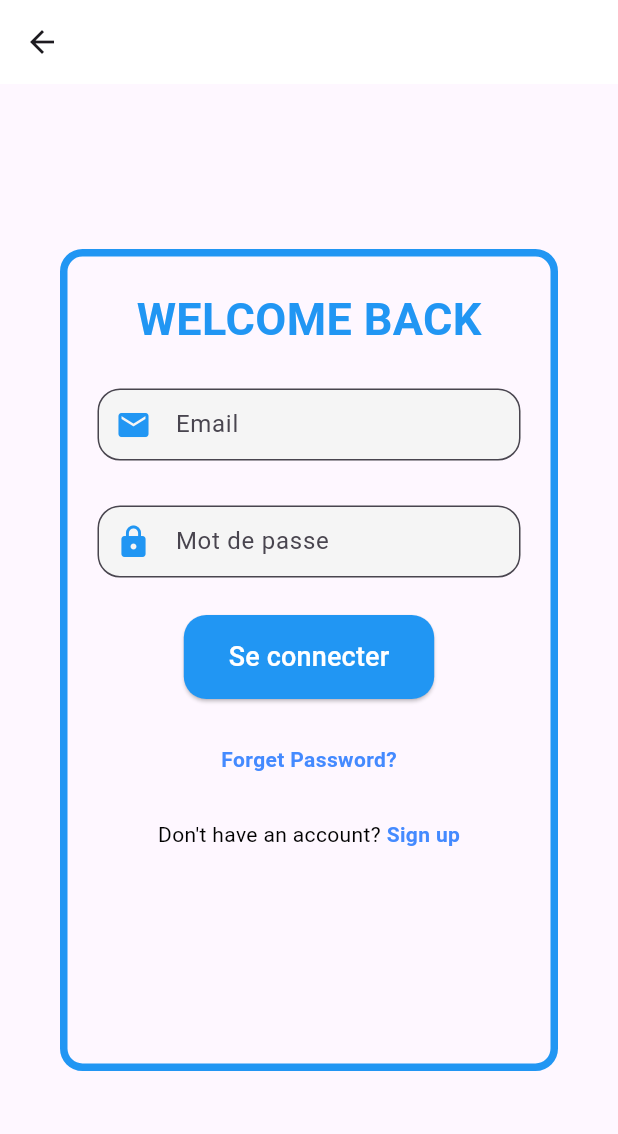
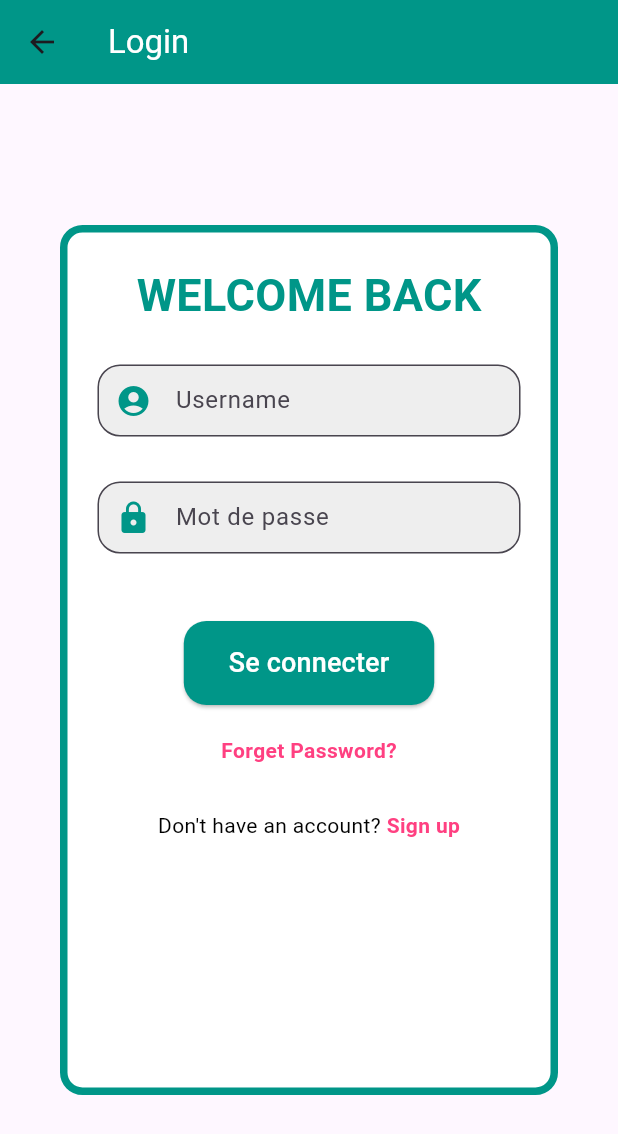
Before and after one commit to Moun-zir/TRANSFER-MONEY-PROJECT, a Flutter app: the LoginPage screen opened by its route, on a phone screen of 412 x 824 dp. Shown: the top 1134 px of the screen. Run offline on Flutter 3.47's test engine with Material 3 defaults, Android fonts, the phone set to English and light mode, and no system bars; Roboto replaces fonts that are missing (Roboto sans serif).

Commit message:
quelques mises à jour du code

```diff
--- a/lib/login_page.dart
+++ b/lib/login_page.dart
@@ -1,6 +1,4 @@
 import 'package:flutter/material.dart';
-
-// Assurez-vous d'avoir défini la classe `User` quelque part dans votre code ou l'importer correctement
 import 'package:transfermoneyproject/models/user.dart'; // Exemple d'importation pour User
 
 class LoginPage extends StatefulWidget {
@@ -12,29 +10,25 @@ class LoginPage extends StatefulWidget {
 }
 
 class LoginPageState extends State<LoginPage> {
-  final TextEditingController _emailController = TextEditingController();
+  final TextEditingController _usernameController = TextEditingController();
   final TextEditingController _passwordController = TextEditingController();
 
-  // Liste des utilisateurs
   final List<User> users = List.from(Users); // Assurez-vous que `Users` est bien défini.
 
   String errorMessage = ''; // Message d'erreur en cas de mauvaise connexion
 
-  // Fonction de connexion
   void _login() {
-    String email = _emailController.text;
+    String username = _usernameController.text;
     String password = _passwordController.text;
 
     final user = users.firstWhere(
-      (user) => user.email == email && user.password == password,
-      orElse: () => User(email: '', password: ''),
+      (user) => user.username == username && user.password == password,
+      orElse: () => User(username: '', password: ''),
     );
 
-    if (user.email.isNotEmpty) {
-      // Connexion réussie, rediriger vers la Todo List ou autre écran
+    if (user.username.isNotEmpty) {
       Navigator.pushNamed(context, '/home');
     } else {
-      // Connexion échouée
       setState(() {
         errorMessage = 'Identifiants incorrects';
       });
@@ -45,34 +39,34 @@ class LoginPageState extends State<LoginPage> {
   Widget build(BuildContext context) {
     return Scaffold(
       appBar: AppBar(
-        backgroundColor: Colors.white,
-        elevation: 0, // Pour enlever l'ombre de l'AppBar
+        backgroundColor: Colors.teal, // Couleur de l'AppBar en teal
+        title: const Text('Login', style: TextStyle(color: Colors.white)), // Couleur du titre
       ),
       body: Center(
         child: SizedBox(
-          width: 500, // Agrandissement de la taille du formulaire
-          height: 1100,
+          width: 500, // Taille du formulaire
+          height: 700,
           child: Padding(
-            padding: const EdgeInsets.symmetric(horizontal: 20, vertical: 90),
+            padding: const EdgeInsets.symmetric(horizontal: 20, vertical: 40),
             child: Column(
+              mainAxisAlignment: MainAxisAlignment.center, // Centrer verticalement
               children: [
-                // Colonne pour le formulaire
                 Expanded(
                   flex: 2,
                   child: Container(
                     margin: const EdgeInsets.all(20),
                     padding: const EdgeInsets.all(20),
                     decoration: BoxDecoration(
+                      color: Colors.white, // Fond blanc pour le formulaire
                       border: Border.all(
-                        color: Colors.blue, // Changer le violet en bleu
+                        color: Colors.teal, // Bordure en teal
                         width: 5,
                       ),
                       borderRadius: BorderRadius.circular(15),
                     ),
                     child: Column(
-                      crossAxisAlignment: CrossAxisAlignment.start,
+                      crossAxisAlignment: CrossAxisAlignment.stretch, // Étendre la colonne
                       children: [
-                        // Titre
                         const Center(
                           child: Text(
                             "WELCOME BACK",
@@ -80,28 +74,27 @@ class LoginPageState extends State<LoginPage> {
                               fontSize: 30,
                               fontWeight: FontWeight.bold,
                               fontFamily: "Roboto sans serif",
-                              color: Colors.blue, // Changer le violet en bleu
+                              color: Colors.teal, // Couleur du titre en teal
                             ),
                           ),
                         ),
                         const SizedBox(height: 25),
 
-                        // Champ Email avec icône
+                        // Champ Username avec icône
                         TextField(
-                          controller: _emailController,
+                          controller: _usernameController,
                           decoration: InputDecoration(
-                            labelText: 'Email',
+                            labelText: 'Username',
                             prefixIcon: const Icon(
-                              Icons.email,
-                              color: Colors.blue, // Changer le violet en bleu
+                              Icons.account_circle,
+                              color: Colors.teal, // Icône teal
                             ),
                             border: OutlineInputBorder(
                               borderRadius: BorderRadius.circular(15),
                             ),
                             filled: true,
-                            fillColor: Colors.grey[100],
-                            contentPadding:
-                                const EdgeInsets.symmetric(horizontal: 20),
+                            fillColor: Colors.grey[200], // Couleur de fond gris clair
+                            contentPadding: const EdgeInsets.symmetric(horizontal: 20),
                           ),
                         ),
                         const SizedBox(height: 30),
@@ -114,37 +107,39 @@ class LoginPageState extends State<LoginPage> {
                             labelText: 'Mot de passe',
                             prefixIcon: const Icon(
                               Icons.lock,
-                              color: Colors.blue, // Changer le violet en bleu
+                              color: Colors.teal, // Icône teal
                             ),
                             border: OutlineInputBorder(
                               borderRadius: BorderRadius.circular(15),
                             ),
                             filled: true,
-                            fillColor: Colors.grey[100],
-                            contentPadding:
-                                const EdgeInsets.symmetric(horizontal: 20),
+                            fillColor: Colors.grey[200],
+                            contentPadding: const EdgeInsets.symmetric(horizontal: 20),
                           ),
                         ),
                         const SizedBox(height: 25),
 
                         // Message d'erreur
                         if (errorMessage.isNotEmpty)
-                          Text(
-                            errorMessage,
-                            style: const TextStyle(color: Colors.red),
+                          Center(
+                            child: Text(
+                              errorMessage,
+                              style: const TextStyle(color: Colors.red),
+                            ),
                           ),
+
+                        const SizedBox(height: 20), // Ajout d'un espacement
 
                         // Bouton de connexion
                         Center(
                           child: ElevatedButton(
                             onPressed: _login,
                             style: ElevatedButton.styleFrom(
-                              padding: const EdgeInsets.symmetric(
-                                  horizontal: 30, vertical: 15),
+                              padding: const EdgeInsets.symmetric(horizontal: 30, vertical: 15),
                               shape: RoundedRectangleBorder(
                                 borderRadius: BorderRadius.circular(15),
                               ),
-                              backgroundColor: Colors.blue, // Changer le violet en bleu
+                              backgroundColor: Colors.teal, // Couleur du bouton en teal
                             ),
                             child: const Text(
                               'Se connecter',
@@ -152,21 +147,22 @@ class LoginPageState extends State<LoginPage> {
                             ),
                           ),
                         ),
-                        const SizedBox(height: 30),
+
+                        const SizedBox(height: 20), // Ajout d'un espacement
 
                         // Lien "Forget Password?"
                         const Center(
                           child: Text(
                             "Forget Password?",
                             style: TextStyle(
-                              color: Colors.blueAccent,
+                              color: Colors.pinkAccent, // Changer la couleur en rose
                               fontSize: 14,
                               fontWeight: FontWeight.bold,
                             ),
                           ),
                         ),
 
-                        const SizedBox(height: 30),
+                        const SizedBox(height: 30), // Espacement avant le lien d'inscription
 
                         // Lien "Don't have an account? Sign up"
                         Center(
@@ -182,7 +178,7 @@ class LoginPageState extends State<LoginPage> {
                                   TextSpan(
                                     text: "Sign up",
                                     style: TextStyle(
-                                      color: Colors.blueAccent,
+                                      color: Colors.pinkAccent, // Changer la couleur en rose
                                       fontWeight: FontWeight.bold,
                                     ),
                                   ),
--- a/lib/models/user.dart
+++ b/lib/models/user.dart
@@ -1,11 +1,11 @@
 class User {
-  final String email;
+  final String username; // Remplacer 'email' par 'username'
   final String password;
 
-  User({required this.email, required this.password});
+  User({required this.username, required this.password});
 }
 
 List<User> Users = [
-  User(email: 'user@gmail.com', password: '1234'),
-  User(email: 'admin@gmail.com', password: '1234'),
+  User(username: 'user', password: '1234'),
+  User(username: 'admin', password: '1234'),
 ];
```
Also changed, not shown: lib/register_page.dart (+31 -86 lines), lib/screens/accueil_screen.dart (+4 -4 lines).
